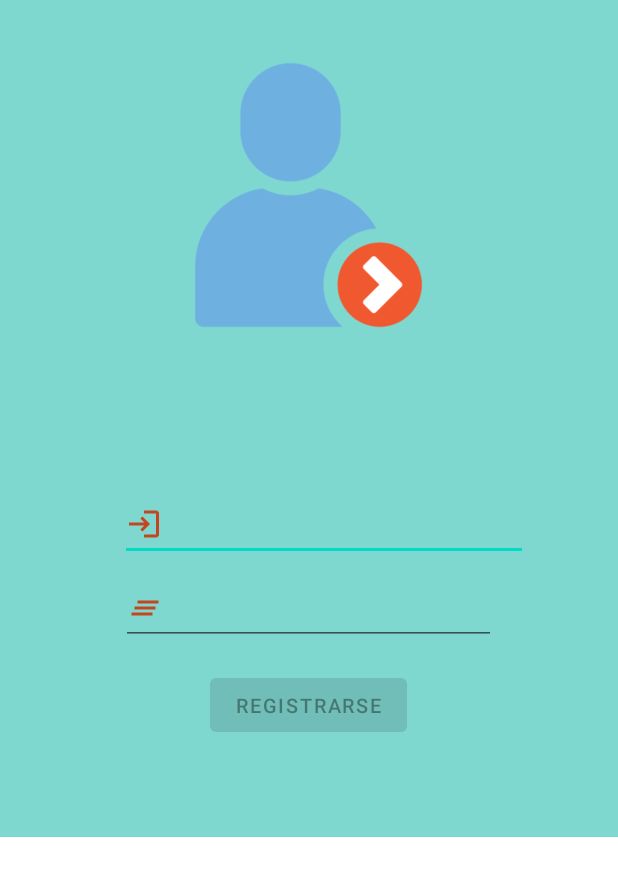
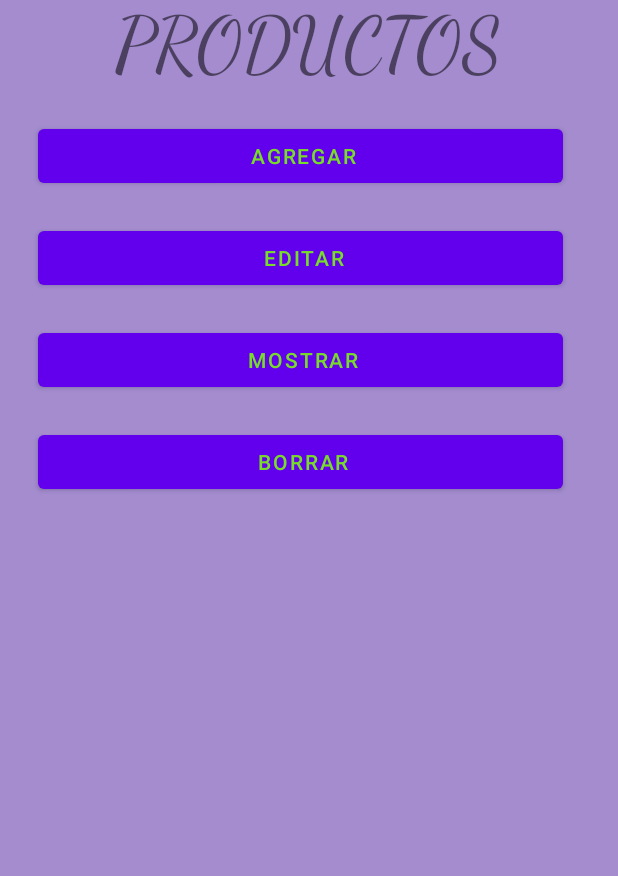
Before and after one commit to NoelSorianoC/proyectoDAUTE, an Android app: the layout vista_productos.xml on its own in the app's theme, with its tools: preview values and no code run, on a phone screen of 412 x 824 dp. Shown: the top 876 px of the screen. Run offline under Robolectric (Android 15) with nearby library versions, the phone set to English and light mode, and no system bars.

Commit message:
vistas
layout

```diff
--- a/app/src/main/res/layout/vista_productos.xml
+++ b/app/src/main/res/layout/vista_productos.xml
@@ -2,91 +2,64 @@
 <LinearLayout xmlns:android="http://schemas.android.com/apk/res/android"
     xmlns:app="http://schemas.android.com/apk/res-auto"
     xmlns:tools="http://schemas.android.com/tools"
-    android:id="@+id/container"
     android:layout_width="match_parent"
     android:layout_height="match_parent"
     android:orientation="vertical"
-    tools:context=".login">
-    <ScrollView
-        android:layout_width="match_parent"
-        android:layout_height="match_parent">
+    android:background="#A48CCF">
 
-        <LinearLayout
-            android:layout_width="match_parent"
-            android:layout_height="match_parent"
-            android:orientation="vertical"
-            android:gravity="center"
-            android:background="#7FD8D0">
+    <TextView
+        android:id="@+id/tv1"
+        android:layout_width="wrap_content"
+        android:layout_height="wrap_content"
+        android:text="PRODUCTOS"
+        android:fontFamily="cursive"
+        android:textSize="50sp"
+        android:layout_gravity="center"
 
-            <ImageView
-                android:id="@+id/imageView"
-                android:layout_width="250dp"
-                android:layout_height="200dp"
-                android:layout_marginTop="30dp"
-                android:layout_gravity="center"
-                app:srcCompat="@drawable/login" />
-
-            <EditText
-                android:id="@+id/et1"
-                android:layout_width="272dp"
-                android:layout_height="wrap_content"
-                android:layout_gravity="center"
-                android:layout_marginLeft="10dp"
-                android:layout_marginTop="96dp"
-                android:drawableLeft="@drawable/ic_login"
-                android:inputType="textEmailAddress"
-                android:minHeight="48dp"
-                android:selectAllOnFocus="true"
-                app:layout_constraintEnd_toEndOf="parent"
-                app:layout_constraintStart_toStartOf="parent"
-                app:layout_constraintTop_toTopOf="parent" />
-
-            <EditText
-                android:id="@+id/passwd"
-                android:layout_width="250dp"
-                android:layout_height="wrap_content"
-                android:layout_gravity="center"
-                android:layout_marginTop="8dp"
-                android:drawableLeft="@drawable/ic_passw"
-                android:imeOptions="actionDone"
-                android:inputType="textPassword"
-                android:minHeight="48dp"
-                android:selectAllOnFocus="true"
-                app:layout_constraintEnd_toEndOf="parent"
-                app:layout_constraintStart_toStartOf="parent"
-                app:layout_constraintTop_toBottomOf="@+id/username" />
-
-            <Button
-                android:id="@+id/btniniciar"
-                android:layout_width="131dp"
-                android:layout_height="wrap_content"
-                android:layout_gravity="center"
-                android:layout_marginTop="16dp"
-                android:layout_marginBottom="64dp"
-                android:enabled="false"
-                android:textSize="13dp"
-                android:text="registrarse"
-                app:layout_constraintBottom_toBottomOf="parent"
-                app:layout_constraintEnd_toEndOf="parent"
-                app:layout_constraintStart_toStartOf="parent"
-                app:layout_constraintTop_toBottomOf="@+id/password"
-                app:layout_constraintVertical_bias="0.2" />
+        />
 
 
-            <ProgressBar
-                android:id="@+id/regis"
-                android:layout_width="wrap_content"
-                android:layout_height="wrap_content"
-                android:layout_gravity="center"
-                android:layout_marginTop="64dp"
-                android:layout_marginBottom="64dp"
-                android:visibility="gone"
-                app:layout_constraintBottom_toBottomOf="parent"
-                app:layout_constraintEnd_toEndOf="@+id/password"
-                app:layout_constraintStart_toStartOf="@+id/password"
-                app:layout_constraintTop_toTopOf="parent"
-                app:layout_constraintVertical_bias="0.3" />
-        </LinearLayout>
+    <Button
+        android:id="@+id/button1"
+        android:layout_width="350dp"
+        android:layout_height="wrap_content"
+        android:layout_marginLeft="25dp"
+        android:layout_marginTop="20dp"
+        android:layout_wight="match_parent"
+        android:paddingLeft="20dp"
+        android:textColor="#DD7CFF0A"
+        android:text="AGREGAR" />
 
-    </ScrollView>
+    <Button
+        android:id="@+id/button2"
+        android:layout_wight="match_parent"
+        android:layout_width="350dp"
+        android:layout_height="wrap_content"
+        android:layout_marginLeft="25dp"
+        android:layout_marginTop="20dp"
+        android:paddingLeft="20dp"
+        android:textColor="#DD7CFF0A"
+        android:text="EDITAR" />
+
+    <Button
+        android:id="@+id/button3"
+        android:layout_wight="match_parent"
+        android:layout_width="350dp"
+        android:layout_height="wrap_content"
+        android:layout_marginLeft="25dp"
+        android:layout_marginTop="20dp"
+        android:paddingLeft="20dp"
+        android:textColor="#DD7CFF0A"
+        android:text="MOSTRAR" />
+
+    <Button
+        android:id="@+id/button4"
+        android:layout_width="350dp"
+        android:layout_height="wrap_content"
+        android:layout_marginLeft="25dp"
+        android:layout_marginTop="20dp"
+        android:layout_wight="match_parent"
+        android:paddingLeft="20dp"
+        android:textColor="#DD7CFF0A"
+        android:text="BORRAR" />
 </LinearLayout>
```
Also changed, not shown: app/src/main/res/layout/login.xml (added, +94 -0 lines), app/src/main/res/layout/vista_cat.xml (+55 -3 lines).
